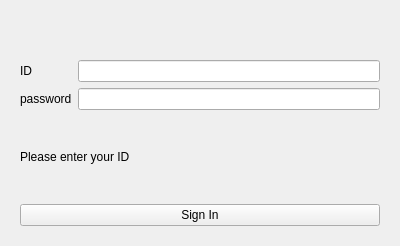
Above: ui/login.ui from kangseyoung/phoenix_final before the change. Below: the same form after it.
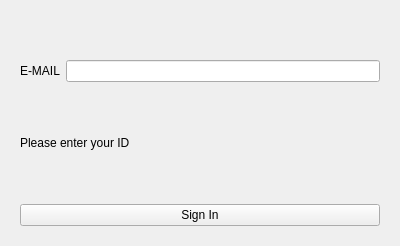
That is the form after the change.

Diff of the .ui file:
```diff
--- a/ui/login.ui
+++ b/ui/login.ui
@@ -44,26 +44,16 @@
    </item>
    <item>
     <layout class="QGridLayout" name="gridLayout">
-     <item row="1" column="1">
-      <widget class="QLineEdit" name="lineEdit_2"/>
-     </item>
-     <item row="0" column="0">
-      <widget class="QLabel" name="label">
-       <property name="text">
-        <string>ID</string>
-       </property>
-      </widget>
-     </item>
-     <item row="1" column="0">
-      <widget class="QLabel" name="label_2">
-       <property name="text">
-        <string>password</string>
-       </property>
-      </widget>
-     </item>
      <item row="0" column="1">
       <widget class="QLineEdit" name="lineEdit"/>
      </item>
+     <item row="0" column="0">
+      <widget class="QLabel" name="label">
+       <property name="text">
+        <string>E-MAIL</string>
+       </property>
+      </widget>
+     </item>
     </layout>
    </item>
    <item>
```
